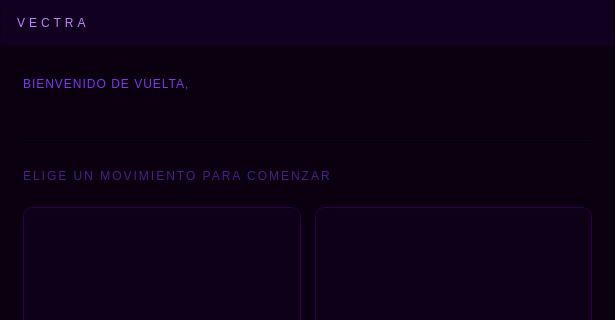
The window that interfaces/Select_exercise/select_exercise.ui (ElMejorGuerreroDeDios/VectraPolinova) describes before a commit, drawn with Qt 5; both pictures show x 0 to 615 and y 0 to 320 of the 615 by 720 pixel window.
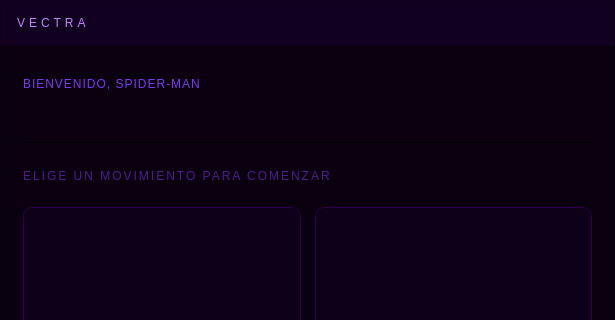
The same window after the commit. Icons and pictures are not drawn.

Patch:
```diff
--- a/interfaces/Select_exercise/select_exercise.ui
+++ b/interfaces/Select_exercise/select_exercise.ui
@@ -162,7 +162,9 @@
 
           <item>
            <widget class="QLabel" name="welcome_label">
-            <property name="text"><string>BIENVENIDO DE VUELTA,</string></property>
+            <property name="text">
+             <string>BIENVENIDO, SPIDER-MAN</string>
+            </property>
            </widget>
           </item>
           <item>
```
Left out of the diff: 823 changed lines with no effect on the pictures.
